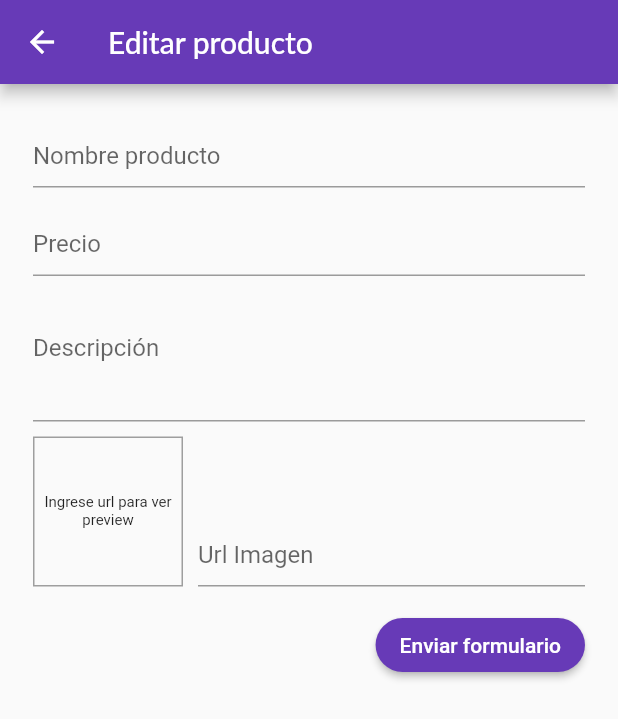
After one commit to PALLdev/apptienda-repo, a Flutter app: the AddProductoScreen screen opened by its route, after a tap on "Enviar formulario", on a phone screen of 412 x 824 dp. The commit adds this screen. Shown: the top 719 px of the screen. Run offline on Flutter 3.47's test engine with Material 2 defaults, Android fonts, the phone set to English and light mode, and no system bars; network calls fail; Roboto replaces fonts that are missing (Lato).

Commit message:
screen add Producto, forms y focus, add preview a la imagen y save form.

```diff
--- a/lib/main.dart
+++ b/lib/main.dart
@@ -7,7 +7,8 @@ import './providers/carro.dart';
 import './screens/carro_screen.dart';
 import './providers/pedidos.dart';
 import './screens/pedidos_screen.dart';
-import './screens/productos_usuario_screen.dart';
+import './screens/mantenedor_productos_screen.dart';
+import './screens/add_producto_screen.dart';
 
 void main() {
   runApp(MyApp());
@@ -56,7 +57,9 @@ class MyApp extends StatelessWidget {
           DetalleProductoScreen.routeName: (ctx) => DetalleProductoScreen(),
           CarroScreen.routeName: (ctx) => CarroScreen(),
           PedidosScreen.routeName: (ctx) => PedidosScreen(),
-          ProductosUsuarioScreen.routeName: (ctx) => ProductosUsuarioScreen(),
+          MantenedorProductosScreen.routeName: (ctx) =>
+              MantenedorProductosScreen(),
+          AddProductoScreen.routeName: (ctx) => AddProductoScreen(),
         },
       ),
     );
--- /dev/null
+++ b/lib/screens/add_producto_screen.dart
@@ -0,0 +1,223 @@
+import 'package:flutter/material.dart';
+import '../providers/Producto.dart';
+
+class AddProductoScreen extends StatefulWidget {
+  static const routeName = '/add-producto';
+  @override
+  _EditarProductoScreenState createState() => _EditarProductoScreenState();
+}
+
+class _EditarProductoScreenState extends State<AddProductoScreen> {
+  final _formKey = GlobalKey<FormState>();
+  final _precioInputFocus = FocusNode();
+  final _descripInputFocus = FocusNode();
+  final _imgUrlFocus = FocusNode();
+  ///////  uso controller para mostrar el preview de la imagen del producto,
+  ///      osea para obtener cualquier dato que se ingreso en un input antes de que el usuario envie el form.
+  /// No es necesario usar controller si solo necesito obtener el valor del input cuando el usuario envie el form
+  final _urlImagenController = TextEditingController();
+  var _nuevoProducto = Producto(
+    id: null,
+    titulo: "",
+    descripcion: "",
+    imagenUrl: "",
+    precio: 0.0,
+  );
+
+  /// muestra el preview de la imagen al cambiar el focus a otro input
+  void _updateImagenPreviewPorFocus() {
+    if (!_imgUrlFocus.hasFocus) {
+      setState(() {});
+    }
+  }
+
+  void _saveFormulario() {
+    _formKey.currentState.save();
+    print(_nuevoProducto.titulo);
+    print(_nuevoProducto.precio);
+    print(_nuevoProducto.descripcion);
+    print(_nuevoProducto.imagenUrl);
+  }
+
+  @override
+  void initState() {
+    super.initState();
+    _imgUrlFocus.addListener(_updateImagenPreviewPorFocus);
+  }
+
+  @override
+  void dispose() {
+    _imgUrlFocus.removeListener(_updateImagenPreviewPorFocus);
+    _precioInputFocus.dispose();
+    _descripInputFocus.dispose();
+    _imgUrlFocus.dispose();
+    _urlImagenController.dispose();
+    super.dispose();
+  }
+
+  @override
+  Widget build(BuildContext context) {
+    return Scaffold(
+      appBar: AppBar(
+        title: Text(
+          'Editar producto',
+        ),
+      ),
+      body: Container(
+        padding: const EdgeInsets.all(5),
+        margin: const EdgeInsets.symmetric(
+          vertical: 5,
+          horizontal: 17,
+        ),
+        /////  El form es recomendable que sea un column + scrollview ya que si utilizamos
+        ///  Listview, si son muchos input este widget puede perder la info ingresada(input)
+        ///  al salir de la vista en pantalla
+        child: Form(
+          key: _formKey,
+          child: SingleChildScrollView(
+            child: Column(
+              children: [
+                TextFormField(
+                  decoration: InputDecoration(
+                    labelText: 'Nombre producto',
+                    alignLabelWithHint: true,
+                  ),
+                  textInputAction: TextInputAction.next,
+                  onFieldSubmitted: (_) {
+                    FocusScope.of(context).requestFocus(_precioInputFocus);
+                  },
+                  // creo una nueva instancia de producto y la inicializo vacia, y con
+                  // onsaved le paso el nuevo valor de este campo, que corresponde al atributo titulo
+                  // para que lo cambie de "vacio" y mantengo los valores de los otros campos que ya tiene la instancia.
+                  onSaved: (newValue) {
+                    _nuevoProducto = Producto(
+                      titulo: newValue,
+                      id: null,
+                      descripcion: _nuevoProducto.descripcion,
+                      imagenUrl: _nuevoProducto.imagenUrl,
+                      precio: _nuevoProducto.precio,
+                    );
+                  },
+                ),
+                TextFormField(
+                    decoration: InputDecoration(
+                      labelText: 'Precio',
+                      alignLabelWithHint: true,
+                    ),
+                    keyboardType: TextInputType.number,
+                    focusNode: _precioInputFocus,
+                    textInputAction: TextInputAction.next,
+                    onFieldSubmitted: (_) {
+                      FocusScope.of(context).requestFocus(_descripInputFocus);
+                    },
+                    onSaved: (newValue) {
+                      _nuevoProducto = Producto(
+                        precio: double.parse(newValue),
+                        id: null,
+                        titulo: _nuevoProducto.titulo,
+                        descripcion: _nuevoProducto.descripcion,
+                        imagenUrl: _nuevoProducto.imagenUrl,
+                      );
+                    }),
+                TextFormField(
+                  decoration: InputDecoration(
+                    labelText: 'Descripción',
+                  ),
+                  keyboardType: TextInputType.multiline,
+                  maxLines: 3,
+                  focusNode: _descripInputFocus,
+                  onSaved: (newValue) {
+                    _nuevoProducto = Producto(
+                      descripcion: newValue,
+                      id: null,
+                      titulo: _nuevoProducto.titulo,
+                      precio: _nuevoProducto.precio,
+                      imagenUrl: _nuevoProducto.imagenUrl,
+                    );
+                  },
+                ),
+                Row(
+                  crossAxisAlignment: CrossAxisAlignment.end,
+                  children: [
+                    Container(
+                      height: 100,
+                      width: 100,
+                      margin: const EdgeInsets.only(
+                        top: 10,
+                        right: 10,
+                      ),
+                      decoration: BoxDecoration(
+                          border: Border.all(
+                        width: 1,
+                        color: Colors.grey,
+                      )),
+                      child: _urlImagenController.text.isEmpty
+                          ? Center(
+                              child: Text(
+                                'Ingrese url para ver preview',
+                                style: TextStyle(fontSize: 10),
+                                textAlign: TextAlign.center,
+                              ),
+                            )
+                          : FittedBox(
+                              child: Image.network(
+                                _urlImagenController.text,
+                                fit: BoxFit.cover,
+                              ),
+                            ),
+                    ),
+                    Expanded(
+                      child: TextFormField(
+                        decoration: InputDecoration(
+                          labelText: 'Url Imagen',
+                          alignLabelWithHint: true,
+                        ),
+                        keyboardType: TextInputType.url,
+                        textInputAction: TextInputAction.done,
+                        onFieldSubmitted: (_) {
+                          _saveFormulario();
+                        },
+                        focusNode: _imgUrlFocus,
+                        controller: _urlImagenController,
+                        //// se necesita este listener para cargar la imagen de preview
+                        onEditingComplete: () {
+                          setState(() {});
+                        },
+                        onSaved: (newValue) {
+                          _nuevoProducto = Producto(
+                            imagenUrl: newValue,
+                            id: null,
+                            titulo: _nuevoProducto.titulo,
+                            descripcion: _nuevoProducto.descripcion,
+                            precio: _nuevoProducto.precio,
+                          );
+                        },
+                      ),
+                    ),
+                  ],
+                ),
+                Container(
+                  alignment: Alignment.centerRight,
+                  margin: const EdgeInsets.only(
+                    top: 15,
+                  ),
+                  child: RaisedButton(
+                    shape: StadiumBorder(),
+                    child: Text(
+                      'Enviar formulario',
+                      style: TextStyle(
+                        color: Colors.white,
+                      ),
+                    ),
+                    onPressed: _saveFormulario,
+                    color: Theme.of(context).primaryColor,
+                  ),
+                ),
+              ],
+            ),
+          ),
+        ),
+      ),
+    );
+  }
+}
--- a/lib/screens/productos_usuario_screen.dart
+++ b/lib/screens/mantenedor_productos_screen.dart
@@ -3,8 +3,9 @@ import 'package:provider/provider.dart';
 import '../providers/productos_provider.dart';
 import '../widgets/item_list_productos_user.dart';
 import '../widgets/drawer.dart';
+import './add_producto_screen.dart';
 
-class ProductosUsuarioScreen extends StatelessWidget {
+class MantenedorProductosScreen extends StatelessWidget {
   static const routeName = '/productos-usuario';
 
   @override
@@ -16,7 +17,9 @@ class ProductosUsuarioScreen extends StatelessWidget {
         actions: [
           IconButton(
             icon: const Icon(Icons.add_circle_outline),
-            onPressed: () {},
+            onPressed: () {
+              Navigator.of(context).pushNamed(AddProductoScreen.routeName);
+            },
           )
         ],
       ),
--- a/lib/screens/overview_productos_screen.dart
+++ b/lib/screens/overview_productos_screen.dart
@@ -2,7 +2,6 @@ import 'package:flutter/material.dart';
 import 'package:provider/provider.dart';
 import '../widgets/grid_productos.dart';
 import '../widgets/drawer.dart';
-import '../providers/productos_provider.dart';
 import '../widgets/badge.dart';
 import '../providers/carro.dart';
 import '../screens/carro_screen.dart';
--- a/lib/widgets/drawer.dart
+++ b/lib/widgets/drawer.dart
@@ -1,6 +1,6 @@
 import 'package:flutter/material.dart';
 import '../screens/pedidos_screen.dart';
-import '../screens/productos_usuario_screen.dart';
+import '../screens/mantenedor_productos_screen.dart';
 
 class DrawerPersonalizado extends StatelessWidget {
   Widget buildOpcionDrawer(
@@ -40,7 +40,7 @@ class DrawerPersonalizado extends StatelessWidget {
               context, Icons.payment, 'Mis pedidos', PedidosScreen.routeName),
           Divider(),
           buildOpcionDrawer(context, Icons.edit, 'Administrar productos',
-              ProductosUsuarioScreen.routeName),
+              MantenedorProductosScreen.routeName),
           Divider(),
         ],
       ),
--- a/lib/widgets/item_lista_Pedidos.dart
+++ b/lib/widgets/item_lista_Pedidos.dart
@@ -1,5 +1,4 @@
 import 'dart:math';
-
 import 'package:flutter/material.dart';
 import 'package:intl/intl.dart';
 import '../providers/pedidos.dart';
```
